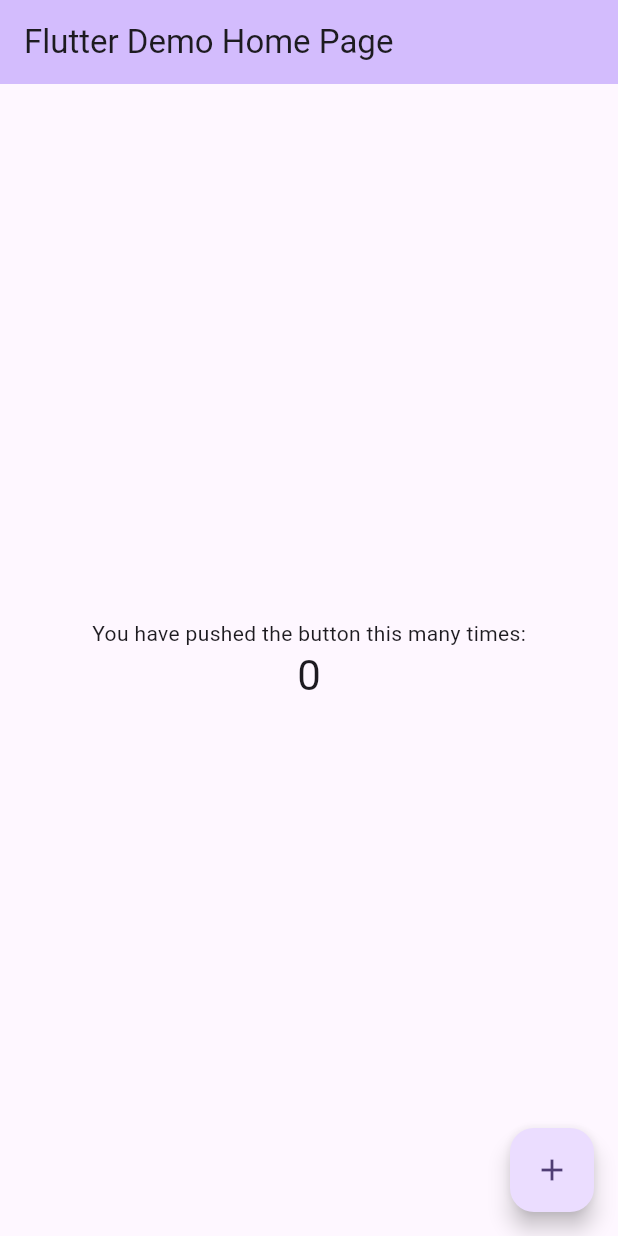
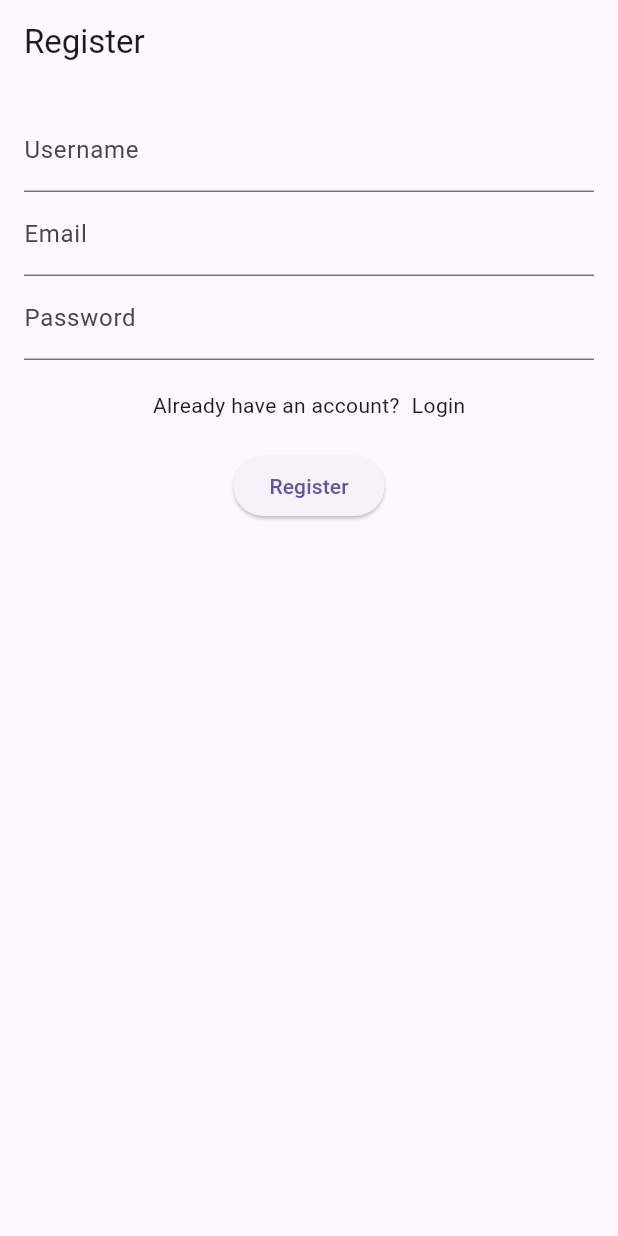
Before and after one commit to Brianyuko/Frontend-Coding-Test-BTS, a Flutter app: the screen it shows after launch, on a phone screen of 412 x 824 dp. Run offline on Flutter 3.47's test engine with Material 3 defaults, Android fonts, the phone set to English and light mode, and no system bars; our stand-ins replace bloc, equatable, flutter_bloc, get_it, go_router.

Commit message:
feat: register & login (#1)

```diff
--- /dev/null
+++ b/lib/blocs/auth/auth_event.dart
@@ -0,0 +1,39 @@
+part of 'auth_bloc.dart';
+
+@immutable
+sealed class AuthEvent extends Equatable {}
+
+final class LoginEvent extends AuthEvent {
+  final String username;
+  final String password;
+
+  LoginEvent({
+    required this.username,
+    required this.password,
+  });
+
+  @override
+  List<Object?> get props => [
+        username,
+        password,
+      ];
+}
+
+final class RegisterEvent extends AuthEvent {
+  final String email;
+  final String password;
+  final String username;
+
+  RegisterEvent({
+    required this.email,
+    required this.password,
+    required this.username,
+  });
+
+  @override
+  List<Object?> get props => [
+        email,
+        password,
+        username,
+      ];
+}
--- /dev/null
+++ b/lib/blocs/auth/auth_state.dart
@@ -0,0 +1,28 @@
+part of 'auth_bloc.dart';
+
+@immutable
+sealed class AuthState extends Equatable {}
+
+final class AuthInitial extends AuthState {
+  @override
+  List<Object?> get props => [];
+}
+
+final class AuthLoading extends AuthState {
+  @override
+  List<Object?> get props => [];
+}
+
+final class AuthLoaded extends AuthState {
+  @override
+  List<Object?> get props => [];
+}
+
+final class AuthError extends AuthState {
+  final String message;
+
+  AuthError({required this.message});
+
+  @override
+  List<Object?> get props => [message];
+}
--- /dev/null
+++ b/lib/injection.dart
@@ -0,0 +1,11 @@
+import 'package:frontend_bts/blocs/auth/auth_bloc.dart';
+import 'package:get_it/get_it.dart';
+import 'package:http/http.dart' as http;
+
+final locator = GetIt.instance;
+
+void init() {
+  locator.registerFactory(() => AuthBloc(client: locator()));
+
+  locator.registerLazySingleton(() => http.Client());
+}
--- a/lib/main.dart
+++ b/lib/main.dart
@@ -1,125 +1,37 @@
+import 'package:flutter/foundation.dart';
 import 'package:flutter/material.dart';
+import 'package:flutter_bloc/flutter_bloc.dart';
+import 'package:frontend_bts/blocs/auth/auth_bloc.dart';
+import 'package:frontend_bts/routes/routes.dart';
+import 'package:frontend_bts/injection.dart' as di;
 
 void main() {
-  runApp(const MyApp());
+  di.init();
+  runApp(MyApp());
 }
 
 class MyApp extends StatelessWidget {
-  const MyApp({super.key});
+  MyApp({super.key});
 
-  // This widget is the root of your application.
+  final _appRouter = appRouter();
+
   @override
   Widget build(BuildContext context) {
-    return MaterialApp(
-      title: 'Flutter Demo',
-      theme: ThemeData(
-        // This is the theme of your application.
-        //
-        // TRY THIS: Try running your application with "flutter run". You'll see
-        // the application has a purple toolbar. Then, without quitting the app,
-        // try changing the seedColor in the colorScheme below to Colors.green
-        // and then invoke "hot reload" (save your changes or press the "hot
-        // reload" button in a Flutter-supported IDE, or press "r" if you used
-        // the command line to start the app).
-        //
-        // Notice that the counter didn't reset back to zero; the application
-        // state is not lost during the reload. To reset the state, use hot
-        // restart instead.
-        //
-        // This works for code too, not just values: Most code changes can be
-        // tested with just a hot reload.
-        colorScheme: ColorScheme.fromSeed(seedColor: Colors.deepPurple),
-        useMaterial3: true,
+    return MultiBlocProvider(
+      providers: [
+        BlocProvider(
+          create: (context) => di.locator<AuthBloc>(),
+        ),
+      ],
+      child: MaterialApp.router(
+        title: 'Frontend BTS',
+        debugShowCheckedModeBanner: kDebugMode,
+        theme: ThemeData(
+          colorScheme: ColorScheme.fromSeed(seedColor: Colors.deepPurple),
+          useMaterial3: true,
+        ),
+        routerConfig: _appRouter,
       ),
-      home: const MyHomePage(title: 'Flutter Demo Home Page'),
     );
   }
 }
-
-class MyHomePage extends StatefulWidget {
-  const MyHomePage({super.key, required this.title});
-
-  // This widget is the home page of your application. It is stateful, meaning
-  // that it has a State object (defined below) that contains fields that affect
-  // how it looks.
-
-  // This class is the configuration for the state. It holds the values (in this
-  // case the title) provided by the parent (in this case the App widget) and
-  // used by the build method of the State. Fields in a Widget subclass are
-  // always marked "final".
-
-  final String title;
-
-  @override
-  State<MyHomePage> createState() => _MyHomePageState();
-}
-
-class _MyHomePageState extends State<MyHomePage> {
-  int _counter = 0;
-
-  void _incrementCounter() {
-    setState(() {
-      // This call to setState tells the Flutter framework that something has
-      // changed in this State, which causes it to rerun the build method below
-      // so that the display can reflect the updated values. If we changed
-      // _counter without calling setState(), then the build method would not be
-      // called again, and so nothing would appear to happen.
-      _counter++;
-    });
-  }
-
-  @override
-  Widget build(BuildContext context) {
-    // This method is rerun every time setState is called, for instance as done
-    // by the _incrementCounter method above.
-    //
-    // The Flutter framework has been optimized to make rerunning build methods
-    // fast, so that you can just rebuild anything that needs updating rather
-    // than having to individually change instances of widgets.
-    return Scaffold(
-      appBar: AppBar(
-        // TRY THIS: Try changing the color here to a specific color (to
-        // Colors.amber, perhaps?) and trigger a hot reload to see the AppBar
-        // change color while the other colors stay the same.
-        backgroundColor: Theme.of(context).colorScheme.inversePrimary,
-        // Here we take the value from the MyHomePage object that was created by
-        // the App.build method, and use it to set our appbar title.
-        title: Text(widget.title),
-      ),
-      body: Center(
-        // Center is a layout widget. It takes a single child and positions it
-        // in the middle of the parent.
-        child: Column(
-          // Column is also a layout widget. It takes a list of children and
-          // arranges them vertically. By default, it sizes itself to fit its
-          // children horizontally, and tries to be as tall as its parent.
-          //
-          // Column has various properties to control how it sizes itself and
-          // how it positions its children. Here we use mainAxisAlignment to
-          // center the children vertically; the main axis here is the vertical
-          // axis because Columns are vertical (the cross axis would be
-          // horizontal).
-          //
-          // TRY THIS: Invoke "debug painting" (choose the "Toggle Debug Paint"
-          // action in the IDE, or press "p" in the console), to see the
-          // wireframe for each widget.
-          mainAxisAlignment: MainAxisAlignment.center,
-          children: <Widget>[
-            const Text(
-              'You have pushed the button this many times:',
-            ),
-            Text(
-              '$_counter',
-              style: Theme.of(context).textTheme.headlineMedium,
-            ),
-          ],
-        ),
-      ),
-      floatingActionButton: FloatingActionButton(
-        onPressed: _incrementCounter,
-        tooltip: 'Increment',
-        child: const Icon(Icons.add),
-      ), // This trailing comma makes auto-formatting nicer for build methods.
-    );
-  }
-}
--- /dev/null
+++ b/lib/pages/register_page.dart
@@ -0,0 +1,126 @@
+import 'package:flutter/material.dart';
+import 'package:flutter_bloc/flutter_bloc.dart';
+import 'package:frontend_bts/blocs/auth/auth_bloc.dart';
+import 'package:frontend_bts/routes/app_routes.dart';
+import 'package:go_router/go_router.dart';
+
+class RegisterPage extends StatelessWidget {
+  const RegisterPage({super.key});
+
+  @override
+  Widget build(BuildContext context) {
+    final formKey = GlobalKey<FormState>();
+    String? username;
+    String? email;
+    String? password;
+    return Scaffold(
+      appBar: AppBar(
+        title: const Text('Register'),
+      ),
+      body: BlocConsumer<AuthBloc, AuthState>(
+        listener: (context, state) {
+          if (state is AuthLoaded) {
+            context.goNamed(AppRoute.homePage.name);
+          } else if (state is AuthError) {
+            ScaffoldMessenger.of(context).showSnackBar(
+              SnackBar(
+                content: Text(state.message),
+              ),
+            );
+          }
+        },
+        builder: (context, state) {
+          return Padding(
+            padding: const EdgeInsets.all(16.0),
+            child: Form(
+              key: formKey,
+              child: Column(
+                children: [
+                  TextFormField(
+                    decoration: const InputDecoration(
+                      labelText: 'Username',
+                    ),
+                    onChanged: (value) => username = value,
+                    validator: (value) {
+                      if (value == null || value.isEmpty) {
+                        return 'Please enter your username';
+                      }
+                      return null;
+                    },
+                    textInputAction: TextInputAction.next,
+                  ),
+                  TextFormField(
+                    decoration: const InputDecoration(
+                      labelText: 'Email',
+                    ),
+                    keyboardType: TextInputType.emailAddress,
+                    onChanged: (value) => email = value,
+                    validator: (value) {
+                      if (value == null || value.isEmpty) {
+                        return 'Please enter your email';
+                      }
+                      return null;
+                    },
+                    textInputAction: TextInputAction.next,
+                  ),
+                  TextFormField(
+                    decoration: const InputDecoration(
+                      labelText: 'Password',
+                    ),
+                    obscureText: true,
+                    onChanged: (value) => password = value,
+                    validator: (value) {
+                      if (value == null || value.isEmpty) {
+                        return 'Please enter your password';
+                      }
+                      return null;
+                    },
+                    textInputAction: TextInputAction.done,
+                  ),
+                  const SizedBox(height: 20),
+                  Row(
+                    mainAxisAlignment: MainAxisAlignment.center,
+                    crossAxisAlignment: CrossAxisAlignment.center,
+                    children: [
+                      const Text('Already have an account?'),
+                      const SizedBox(width: 8),
+                      GestureDetector(
+                        onTap: () => context.goNamed(AppRoute.loginPage.name),
+                        child: const Text('Login'),
+                      ),
+                    ],
+                  ),
+                  const SizedBox(height: 20),
+                  ElevatedButton(
+                    onPressed: () {
+                      if (formKey.currentState!.validate()) {
+                        context.read<AuthBloc>().add(
+                              RegisterEvent(
+                                email: email!,
+                                password: password!,
+                                username: username!,
+                              ),
+                            );
+                      } else {
+                        ScaffoldMessenger.of(context).showSnackBar(
+                          const SnackBar(
+                            content: Text(
+                              'Please fill all fields',
+                            ),
+                          ),
+                        );
+                      }
+                    },
+                    child: state is AuthLoading
+                        ? const CircularProgressIndicator.adaptive()
+                        : const Text('Register'),
+                  ),
+                ],
+              ),
+            ),
+          );
+        },
+      ),
+    );
+  }
+}
--- /dev/null
+++ b/lib/routes/app_router.dart
@@ -0,0 +1,23 @@
+part of 'routes.dart';
+
+GoRouter appRouter([String? location]) => GoRouter(
+      initialLocation: location ?? AppRoute.registerPage.path,
+      debugLogDiagnostics: kDebugMode,
+      routes: [
+        GoRoute(
+          path: AppRoute.registerPage.path,
+          name: AppRoute.registerPage.name,
+          builder: (context, state) => const RegisterPage(),
+        ),
+        GoRoute(
+          path: AppRoute.loginPage.path,
+          name: AppRoute.loginPage.name,
+          builder: (context, state) => const LoginPage(),
+        ),
+        GoRoute(
+          path: AppRoute.homePage.path,
+          name: AppRoute.homePage.name,
+          builder: (context, state) => const HomePage(),
+        ),
+      ],
+    );
--- /dev/null
+++ b/lib/routes/app_routes.dart
@@ -0,0 +1,9 @@
+enum AppRoute {
+  loginPage('/login', 'loginPage'),
+  registerPage('/register', 'registerPage'),
+  homePage('/home', 'homePage');
+
+  final String path;
+  final String name;
+  const AppRoute(this.path, this.name);
+}
```
Also changed, not shown: lib/blocs/auth/auth_bloc.dart (added, +122 -0 lines), lib/pages/home_page.dart (added, +14 -0 lines), lib/pages/login_page.dart (added, +111 -0 lines), lib/routes/routes.dart (added, +8 -0 lines), pubspec.yaml (+10 -0 lines), pubspec.lock, 4 other files.
